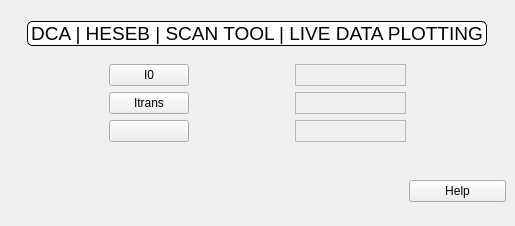
Qt form ui/HESEB_ScanTool_LiveDataPlotting/HESEB_ScanTool_LiveDataPlotting/heseb_scantool_livedataplotting.ui (SESAME-Synchrotron/HESEBScanTool) before a commit.
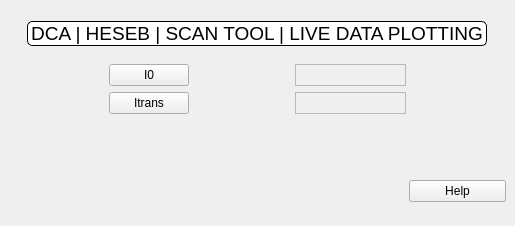
The same form after that commit.

```diff
--- a/ui/HESEB_ScanTool_LiveDataPlotting/HESEB_ScanTool_LiveDataPlotting/heseb_scantool_livedataplotting.ui
+++ b/ui/HESEB_ScanTool_LiveDataPlotting/HESEB_ScanTool_LiveDataPlotting/heseb_scantool_livedataplotting.ui
@@ -59,9 +59,16 @@
      <layout class="QGridLayout" name="gridLayout_2">
       <item row="3" column="1">
        <widget class="QPushButton" name="I0_It">
+        <property name="styleSheet">
+         <string notr="true">border-color: rgb(239, 239, 239);
+background-color: rgb(239, 239, 239);</string>
+        </property>
         <property name="text">
          <string/>
         </property>
+        <property name="flat">
+         <bool>true</bool>
+        </property>
        </widget>
       </item>
       <item row="1" column="0" rowspan="3">
@@ -130,7 +137,7 @@
       <item row="2" column="0">
        <widget class="QLabel" name="both_sts">
         <property name="frameShape">
-         <enum>QFrame::StyledPanel</enum>
+         <enum>QFrame::NoFrame</enum>
         </property>
         <property name="text">
          <string/>
```
